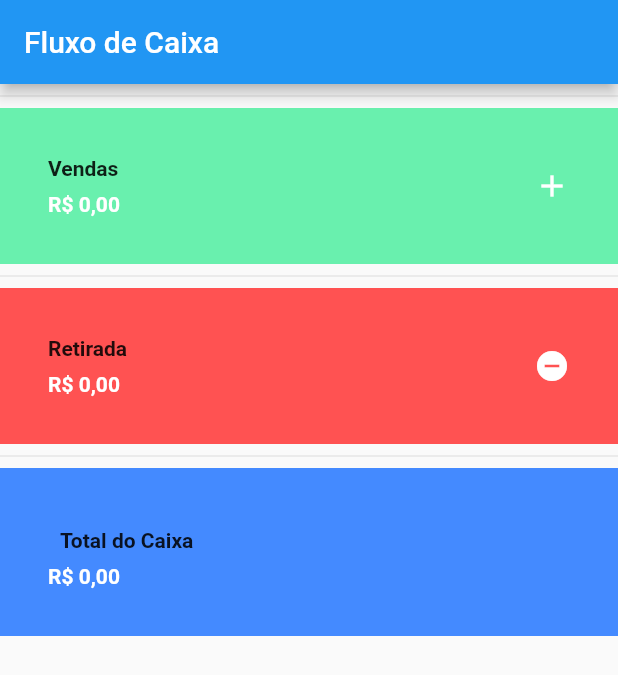
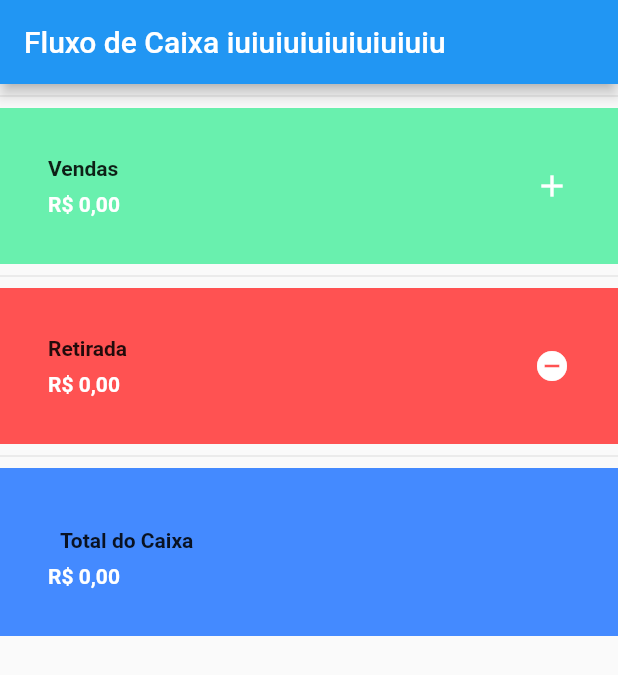
Before and after one commit to heitorhp/fluxo_de_caixa, a Flutter app: the screen it shows after launch, on a phone screen of 412 x 824 dp. Shown: the top 675 px of the screen. Run offline on Flutter 3.47's test engine with Material 2 defaults, Android fonts, the phone set to English and light mode, and no system bars.

Commit message:
Eu mudei linha 191

```diff
--- a/lib/main.dart
+++ b/lib/main.dart
@@ -188,7 +188,7 @@ class MyApp extends StatelessWidget {
       debugShowCheckedModeBanner: false, //tira o banner do debug
       home: Scaffold(
         appBar: AppBar(
-          title: Text("Fluxo de Caixa"),
+          title: Text("Fluxo de Caixa iuiuiuiuiuiuiuiuiu"),
         ),
         body: Column(
           children: <Widget>[
```
